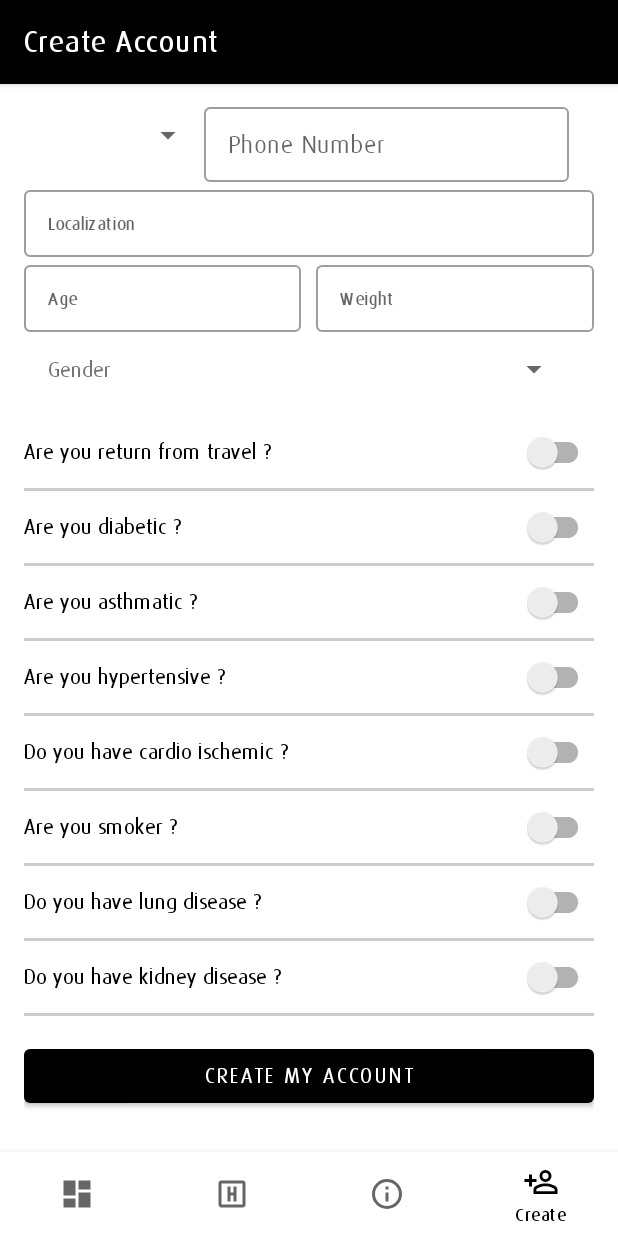
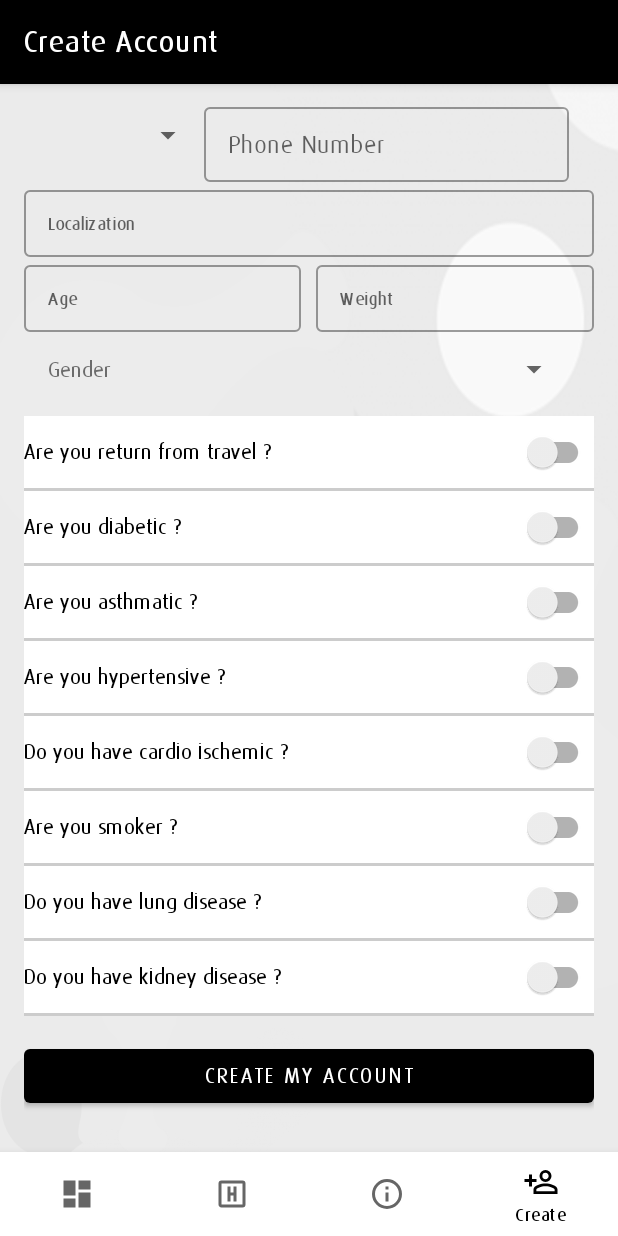
Before and after one commit to monchemin/C19-Android, an Android app: the screen it shows after launch (MainActivity), item 4 of the bottom bar chosen, on a phone screen of 412 x 824 dp. Run offline under Robolectric (Android 15) with nearby library versions, the phone set to English and light mode, and no system bars; our stand-ins replace navigation-ui; libraries missing offline, so code that uses them is left out: com.github.mikephil.charting; 2 statements that could not run were skipped.

Commit message:
background image

```diff
--- a/app/src/main/res/layout/activity_main.xml
+++ b/app/src/main/res/layout/activity_main.xml
@@ -3,7 +3,8 @@
     xmlns:app="http://schemas.android.com/apk/res-auto"
     android:id="@+id/container"
     android:layout_width="match_parent"
-    android:layout_height="match_parent">
+    android:layout_height="match_parent"
+    android:background="@drawable/home_bg">
 
     <com.google.android.material.bottomnavigation.BottomNavigationView
         android:id="@+id/nav_view"
```
Also changed, not shown: app/src/main/res/drawable/home_bg.png (added).
